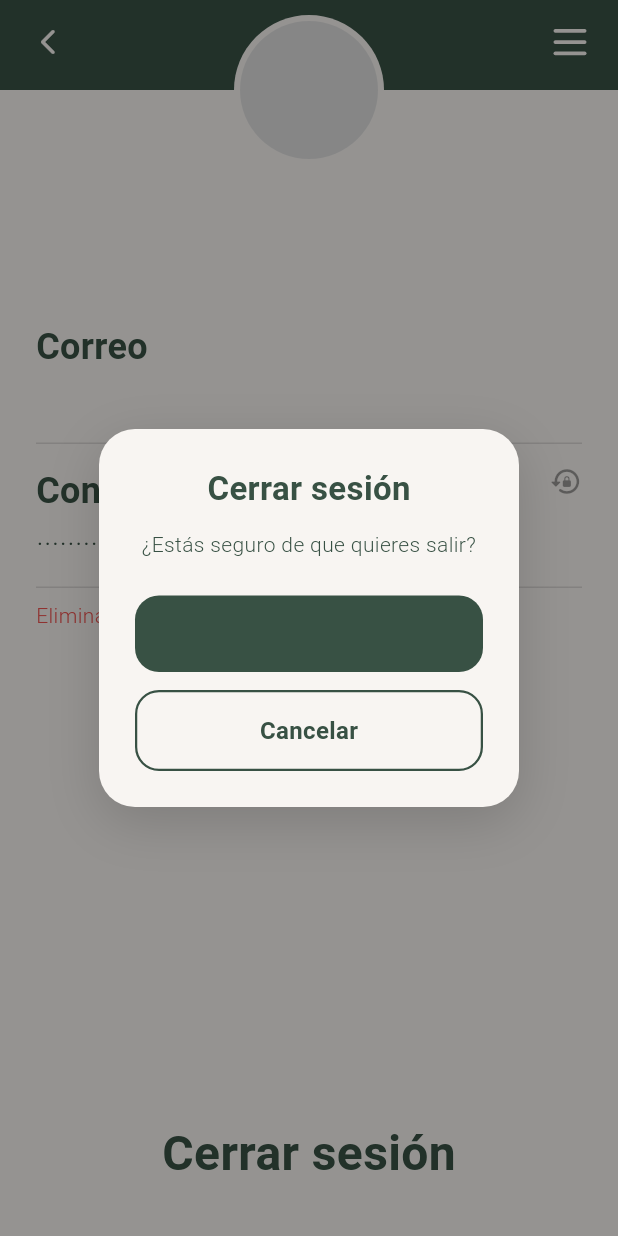
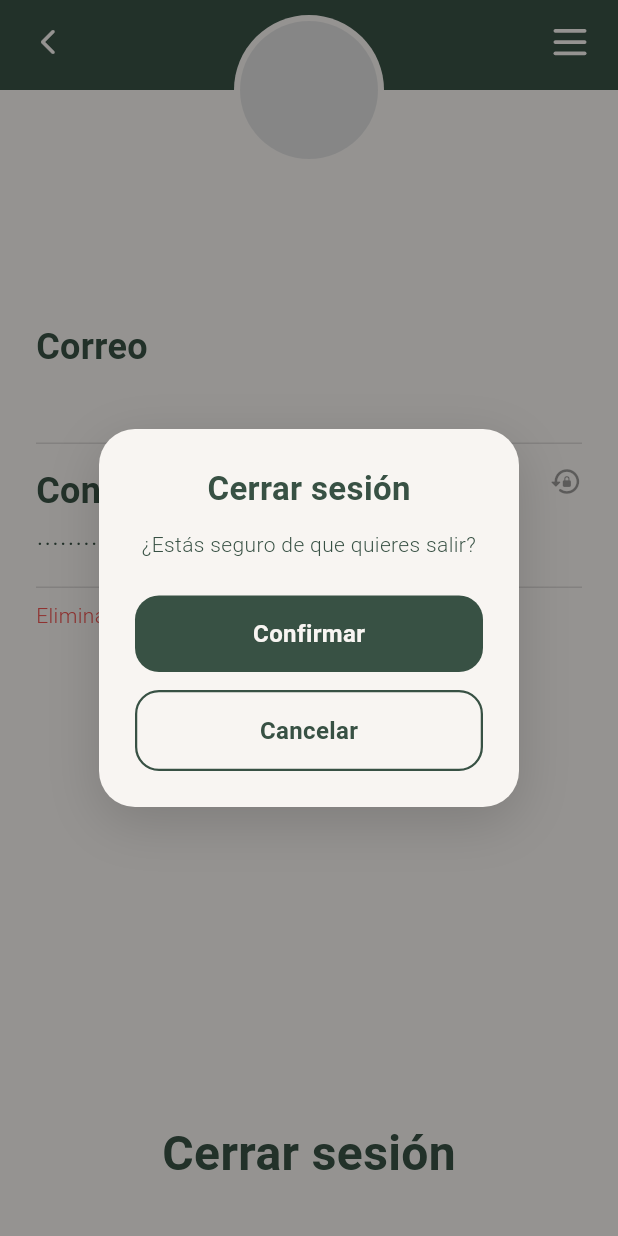
Before and after one commit to ecalderoncuevas/proyectoFinal, a Flutter app: the AccountScreen screen opened by its route, after a tap on "Cerrar sesión", on a phone screen of 412 x 824 dp. Run offline on Flutter 3.47's test engine with Material 3 defaults, Android fonts, the phone set to English and light mode, and no system bars; our stand-ins replace dio, easy_localization, flutter_advanced_switch, flutter_secure_storage, font_awesome_flutter, go_router and 2 more; accounts and stored records are empty; Roboto replaces fonts that are missing (Rowdies).

Commit message:
diseño de colores de pop up de cerrar sesion hecho 100 por dos definitivo

```diff
--- a/lib/screens/acc/account_screen.dart
+++ b/lib/screens/acc/account_screen.dart
@@ -98,7 +98,7 @@ class AccountScreen extends StatelessWidget {
                           style: GoogleFonts.rowdies(
                             fontSize: 16,
                             fontWeight: FontWeight.w700,
-                            color: accentColor,
+                            color: isDark ? AppColors.homeLightBg : AppColors.homeLightBg,
                           ),
                         ),
                       ),
```
